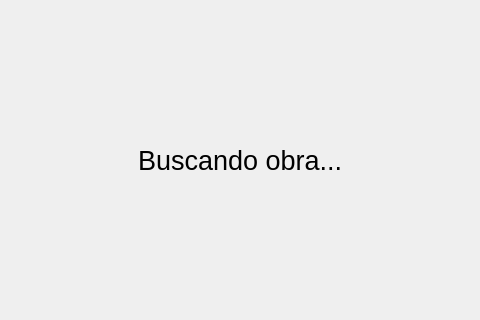
First picture: the form in src/GUI_qt/assets/main.ui, repository Lyem/pyneko, before the edit; both pictures show x 174 to 654 and y 114 to 434 of the 828 by 548 pixel window.
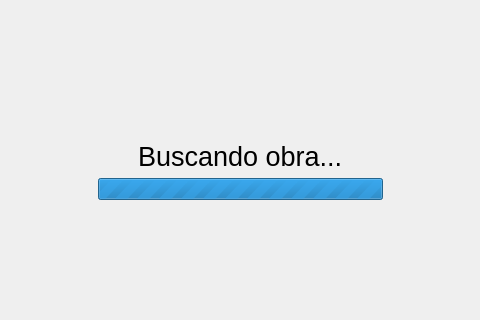
Second picture: the form after the edit. The open tabs and pages were chosen to show the change. Icons and pictures are not drawn.

Commit message: feat: loading bar

```diff
--- a/src/GUI_qt/assets/main.ui
+++ b/src/GUI_qt/assets/main.ui
@@ -198,16 +198,95 @@
          </spacer>
         </item>
         <item>
-         <widget class="QLabel" name="label">
-          <property name="font">
-           <font>
-            <pointsize>20</pointsize>
-           </font>
+         <layout class="QVBoxLayout" name="verticalLayout_21">
+          <property name="rightMargin">
+           <number>0</number>
           </property>
-          <property name="text">
-           <string>Buscando obra...</string>
-          </property>
-         </widget>
+          <item>
+           <spacer name="verticalSpacer_2">
+            <property name="orientation">
+             <enum>Qt::Vertical</enum>
+            </property>
+            <property name="sizeHint" stdset="0">
+             <size>
+              <width>20</width>
+              <height>40</height>
+             </size>
+            </property>
+           </spacer>
+          </item>
+          <item>
+           <layout class="QHBoxLayout" name="horizontalLayout_13">
+            <property name="topMargin">
+             <number>20</number>
+            </property>
+            <item>
+             <spacer name="horizontalSpacer_5">
+              <property name="orientation">
+               <enum>Qt::Horizontal</enum>
+              </property>
+              <property name="sizeHint" stdset="0">
+               <size>
+                <width>40</width>
+                <height>20</height>
+               </size>
+              </property>
+             </spacer>
+            </item>
+            <item>
+             <widget class="QLabel" name="label">
+              <property name="font">
+               <font>
+                <pointsize>20</pointsize>
+               </font>
+              </property>
+              <property name="text">
+               <string>Buscando obra...</string>
+              </property>
+             </widget>
+            </item>
+            <item>
+             <spacer name="horizontalSpacer_6">
+              <property name="orientation">
+               <enum>Qt::Horizontal</enum>
+              </property>
+              <property name="sizeHint" stdset="0">
+               <size>
+                <width>40</width>
+                <height>20</height>
+               </size>
+              </property>
+             </spacer>
+            </item>
+           </layout>
+          </item>
+          <item>
+           <widget class="QProgressBar" name="progressBar">
+            <property name="maximum">
+             <number>0</number>
+            </property>
+            <property name="value">
+             <number>0</number>
+            </property>
+            <property name="textVisible">
+             <bool>false</bool>
+            </property>
+           </widget>
+          </item>
+          <item>
+           <spacer name="verticalSpacer_3">
+            <property name="orientation">
+             <enum>Qt::Vertical</enum>
+            </property>
+            <property name="sizeHint" stdset="0">
+             <size>
+              <width>20</width>
+              <height>40</height>
+             </size>
+            </property>
+           </spacer>
+          </item>
+         </layout>
         </item>
         <item>
          <spacer name="horizontalSpacer_3">
```
Left out of the diff: 4 changed lines with no effect on the pictures.
